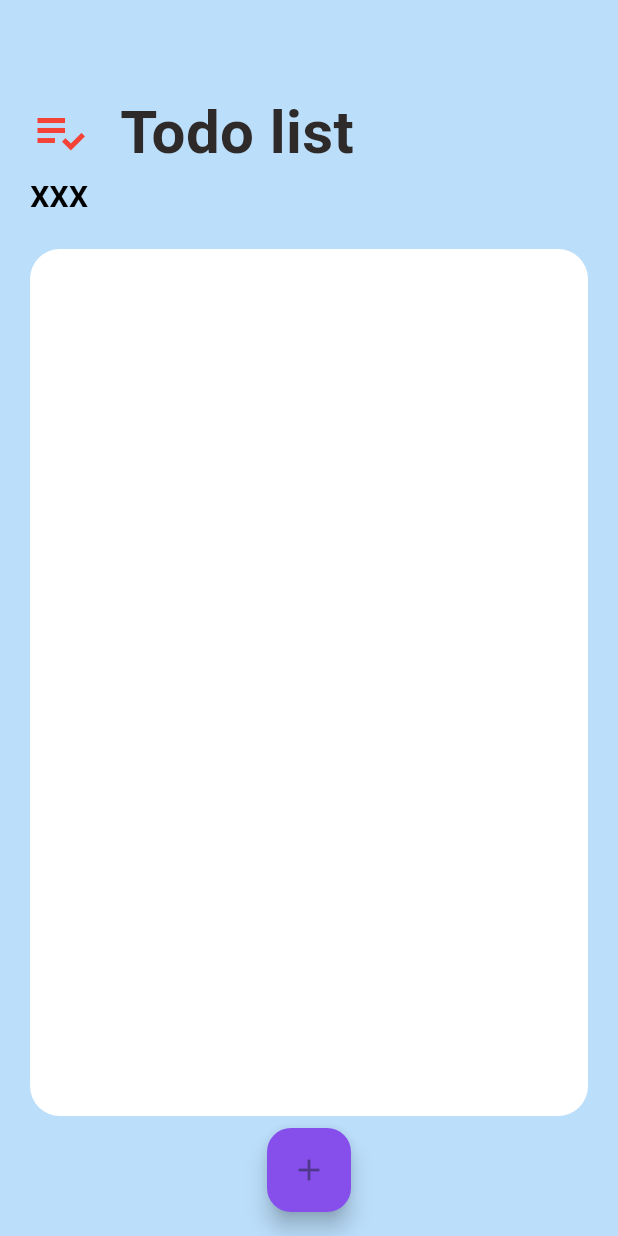
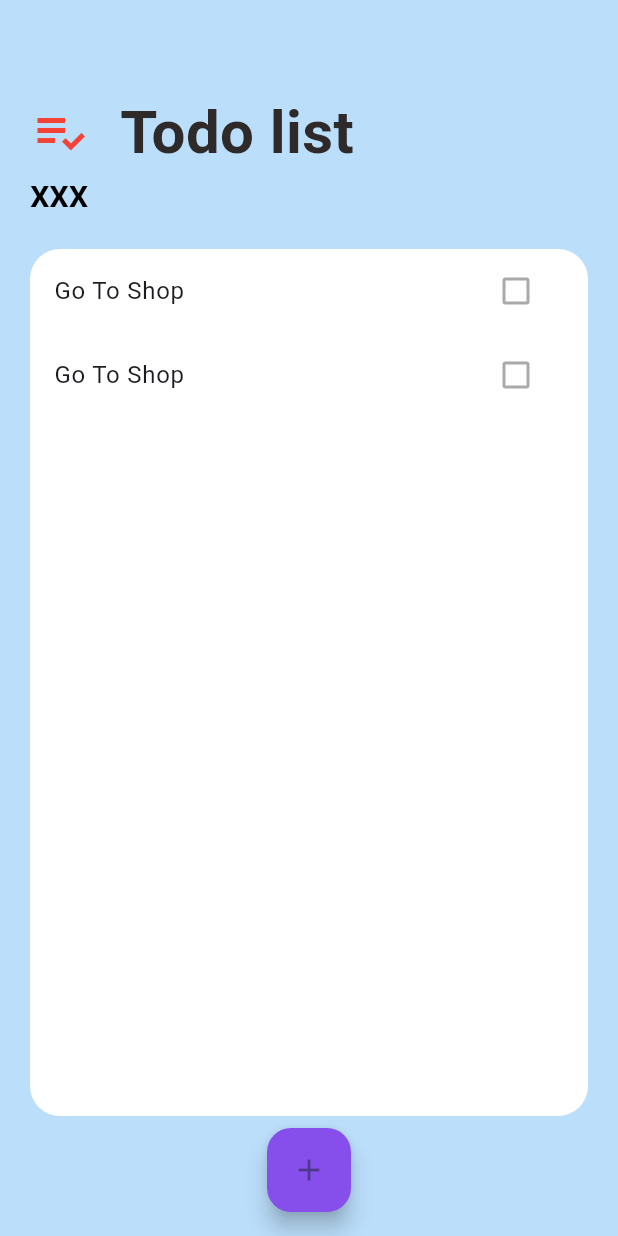
Before and after one commit to Mohsporty/todolist, a Flutter app: the screen it shows after launch, on a phone screen of 412 x 824 dp. Run offline on Flutter 3.47's test engine with Material 3 defaults, Android fonts, the phone set to English and light mode, and no system bars.

Commit message:
updaet widght for my code

```diff
--- a/lib/Screens/tasks_screen.dart
+++ b/lib/Screens/tasks_screen.dart
@@ -55,10 +55,13 @@ class TasksScreen extends StatelessWidget {
               child: Container(
                 height: 300,
                 decoration: BoxDecoration(
-                    color: Colors.white,
-                    borderRadius: BorderRadius.all(
-                      Radius.circular(20),
-                    )),
+                  color: Colors.white,
+                  borderRadius: BorderRadius.all(
+                    Radius.circular(20),
+                  ),
+                ),
+                // this code for tyape any thing in the list to whit page
+                child: TasksList(),
               ),
             )
           ],
@@ -67,3 +70,26 @@ class TasksScreen extends StatelessWidget {
     );
   }
 }
+
+// this is for build font and task in my app
+class TasksList extends StatelessWidget {
+  const TasksList({
+    super.key,
+  });
+
+  @override
+  Widget build(BuildContext context) {
+    return ListView(
+      children: [
+        ListTile(
+          title: Text('Go To Shop'),
+          trailing: Checkbox(value: false, onChanged: null),
+        ),
+        ListTile(
+          title: Text('Go To Shop'),
+          trailing: Checkbox(value: false, onChanged: null),
+        ),
+      ],
+    );
+  }
+}
```
